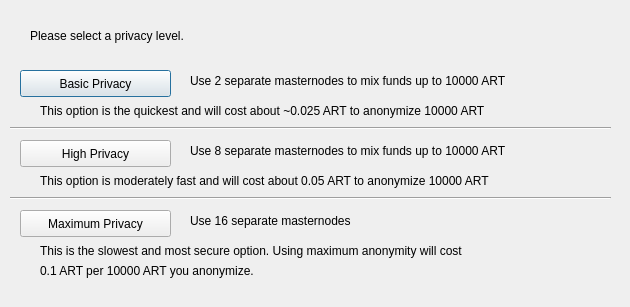
Before: the Qt Designer form src/qt/forms/obfuscationconfig.ui in wmcorless/Arktur-coin, drawn with Qt 5.
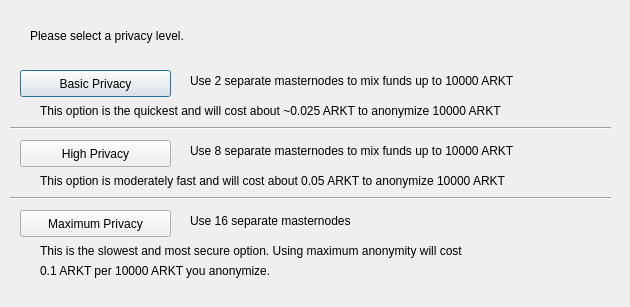
After: the same form once the commit is applied.

What changed in the file:
```diff
--- a/src/qt/forms/obfuscationconfig.ui
+++ b/src/qt/forms/obfuscationconfig.ui
@@ -75,7 +75,7 @@
     </rect>
    </property>
    <property name="text">
-    <string>Use 2 separate masternodes to mix funds up to 10000 ART</string>
+    <string>Use 2 separate masternodes to mix funds up to 10000 ARKT</string>
    </property>
   </widget>
   <widget class="QLabel" name="label_3">
@@ -88,7 +88,7 @@
     </rect>
    </property>
    <property name="text">
-    <string>Use 8 separate masternodes to mix funds up to 10000 ART</string>
+    <string>Use 8 separate masternodes to mix funds up to 10000 ARKT</string>
    </property>
   </widget>
   <widget class="QLabel" name="label_4">
@@ -114,7 +114,7 @@
     </rect>
    </property>
    <property name="text">
-    <string>This option is the quickest and will cost about ~0.025 ART to anonymize 10000 ART</string>
+    <string>This option is the quickest and will cost about ~0.025 ARKT to anonymize 10000 ARKT</string>
    </property>
   </widget>
   <widget class="QLabel" name="label_7">
@@ -127,7 +127,7 @@
     </rect>
    </property>
    <property name="text">
-    <string>This option is moderately fast and will cost about 0.05 ART to anonymize 10000 ART</string>
+    <string>This option is moderately fast and will cost about 0.05 ARKT to anonymize 10000 ARKT</string>
    </property>
   </widget>
   <widget class="QLabel" name="label_8">
@@ -153,7 +153,7 @@
     </rect>
    </property>
    <property name="text">
-    <string>0.1 ART per 10000 ART you anonymize.</string>
+    <string>0.1 ARKT per 10000 ARKT you anonymize.</string>
    </property>
   </widget>
   <widget class="Line" name="line">
```
